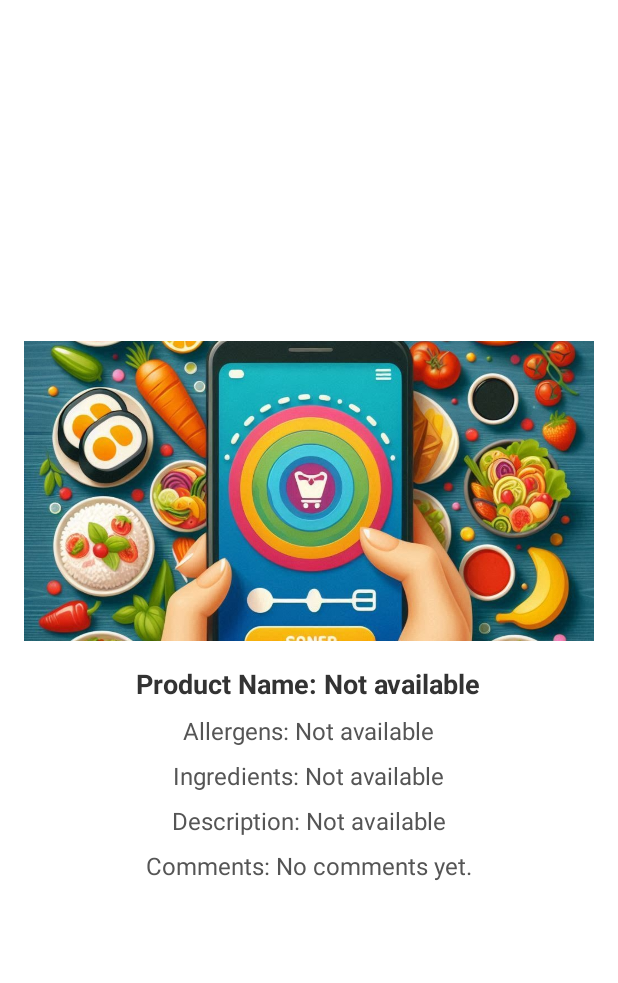
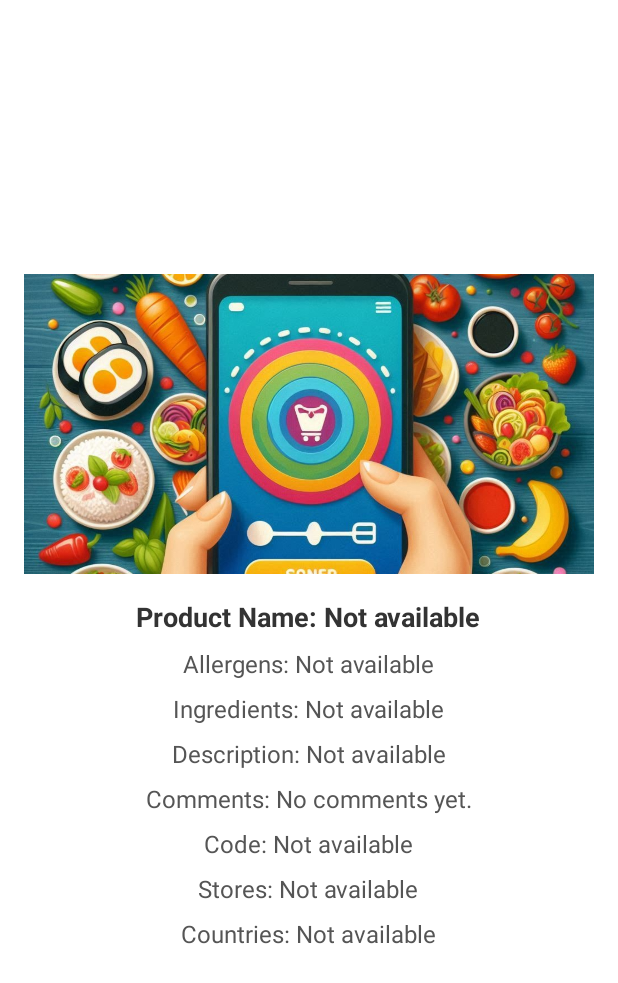
Before and after one commit to porropol13/appproductes, an Android app: the CommentActivity screen opened directly, with no data from a screen before it, on a phone screen of 412 x 824 dp. Shown: the top 983 px of the screen. Run offline under Robolectric (Android 15) with nearby library versions, the phone set to English and light mode, and no system bars; our stand-ins replace Firebase (no records; nobody signed in at launch, a user with empty details on screens opened directly); pictures from the network do not load; 2 statements that could not run were skipped.

Commit message:
Se comienza a editar la APP 1.0

```diff
--- a/app/src/main/java/com/polporro/appproductes/CommentActivity.java
+++ b/app/src/main/java/com/polporro/appproductes/CommentActivity.java
@@ -25,6 +25,9 @@ public class CommentActivity extends AppCompatActivity {
         productAllergens = findViewById(R.id.productAllergens);
         productIngredients = findViewById(R.id.productIngredients);
         productDescription = findViewById(R.id.productDescription);
+        productCodi = findViewById(R.id.productCodi);
+        productStores = findViewById(R.id.productStores);
+        productCountries = findViewById(R.id.productCountries);
         commentText = findViewById(R.id.commentText);
         productImage = findViewById(R.id.productImage);  // Inicializar ImageView
 
@@ -55,6 +58,9 @@ public class CommentActivity extends AppCompatActivity {
             productAllergens.setText("Allergens: " + (product.getAllergens() != null ? product.getAllergens() : "Not available"));
             productIngredients.setText("Ingredients: " + (product.getIngredients() != null ? product.getIngredients() : "Not available"));
             productDescription.setText("Description: " + (product.getDescription() != null ? product.getDescription() : "Not available"));
+            productCodi.setText("Code: " + (product.getDescription() != null ? product.getCodi() : "Not available"));
+            productStores.setText("Stores: " + (product.getDescription() != null ? product.getStores() : "Not available"));
+            productCountries.setText("Countries: " + (product.getDescription() != null ? product.getCountries() : "Not available"));
 
             // Cargar la imagen del producto usando Glide
             String imageUrl = product.getImageUrl();
@@ -75,6 +81,9 @@ public class CommentActivity extends AppCompatActivity {
             productAllergens.setText("Allergens: Not available");
             productIngredients.setText("Ingredients: Not available");
             productDescription.setText("Description: Not available");
+            productCodi.setText("Code: Not available");
+            productStores.setText("Stores: Not available");
+            productCountries.setText("Countries: Not available");
         }
     }
 
--- a/app/src/main/res/layout/activity_comment.xml
+++ b/app/src/main/res/layout/activity_comment.xml
@@ -56,9 +56,36 @@
         android:id="@+id/commentText"
         android:layout_width="wrap_content"
         android:layout_height="wrap_content"
+        android:layout_marginBottom="8dp"
         android:text="Comments"
-        android:textSize="16sp"
         android:textColor="#555555"
-        android:layout_marginBottom="8dp" />
+        android:textSize="16sp" />
+
+    <TextView
+        android:id="@+id/productCodi"
+        android:layout_width="wrap_content"
+        android:layout_height="wrap_content"
+        android:layout_marginBottom="8dp"
+        android:text="code product"
+        android:textColor="#555555"
+        android:textSize="16sp" />
+
+    <TextView
+        android:id="@+id/productStores"
+        android:layout_width="wrap_content"
+        android:layout_height="wrap_content"
+        android:layout_marginBottom="8dp"
+        android:text="stores"
+        android:textColor="#555555"
+        android:textSize="16sp" />
+
+    <TextView
+        android:id="@+id/productCountries"
+        android:layout_width="wrap_content"
+        android:layout_height="wrap_content"
+        android:layout_marginBottom="8dp"
+        android:text="countries"
+        android:textColor="#555555"
+        android:textSize="16sp" />
 
 </LinearLayout>
```
